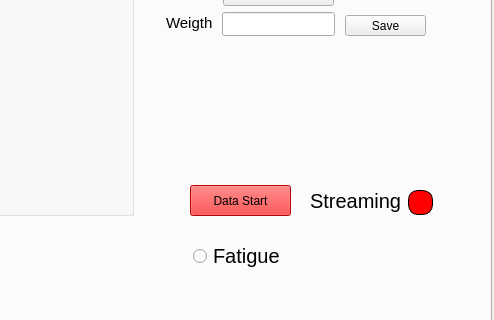
Old version of the form front/mainwindow.ui in the repository Juanraw/Myosense; both pictures show x 649 to 1143 and y 200 to 520 of the 1143 by 729 pixel window.
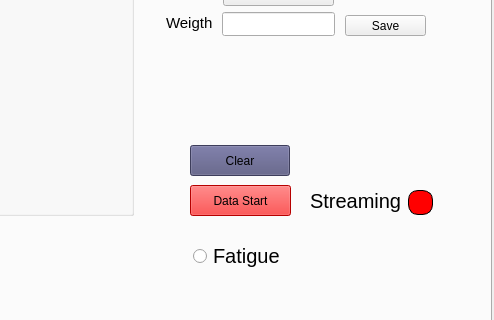
New version of the form. Custom widgets are drawn as their Qt base class.

The edit to the form file:
```diff
--- a/front/mainwindow.ui
+++ b/front/mainwindow.ui
@@ -599,6 +599,22 @@
        <string>Save</string>
       </property>
      </widget>
+     <widget class="QPushButton" name="ClearButton">
+      <property name="geometry">
+       <rect>
+        <x>847</x>
+        <y>300</y>
+        <width>100</width>
+        <height>31</height>
+       </rect>
+      </property>
+      <property name="styleSheet">
+       <string notr="true">background-color: rgb(85, 85, 127);</string>
+      </property>
+      <property name="text">
+       <string>Clear</string>
+      </property>
+     </widget>
     </widget>
     <widget class="QWidget" name="visualization">
      <attribute name="title">
```
